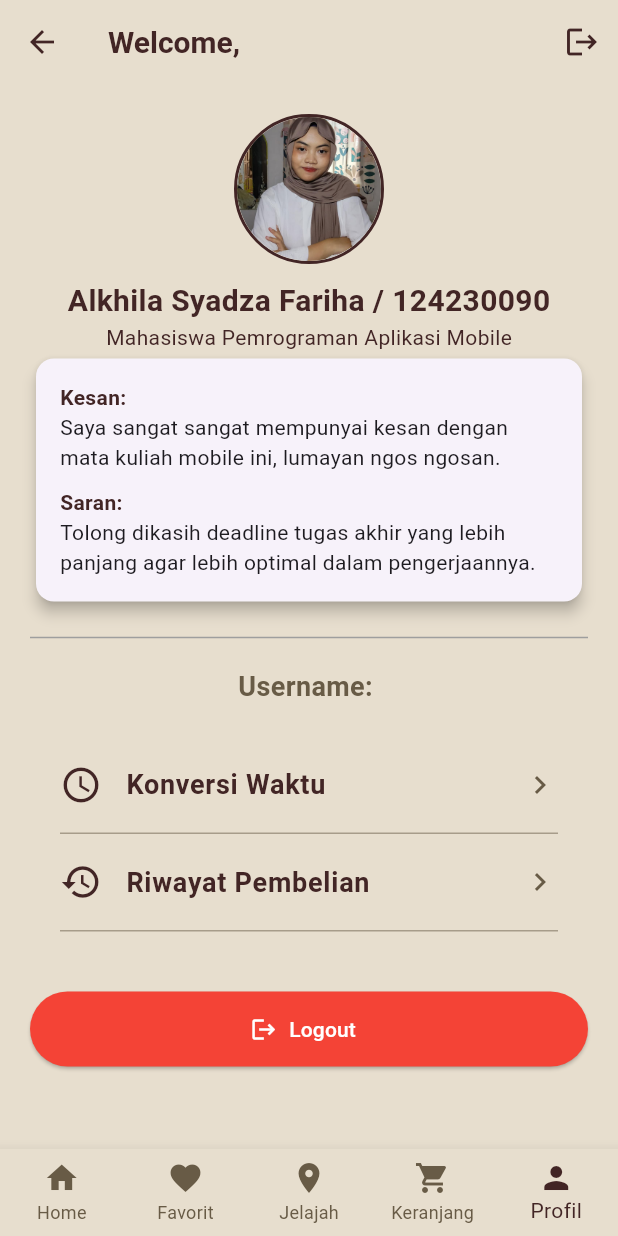
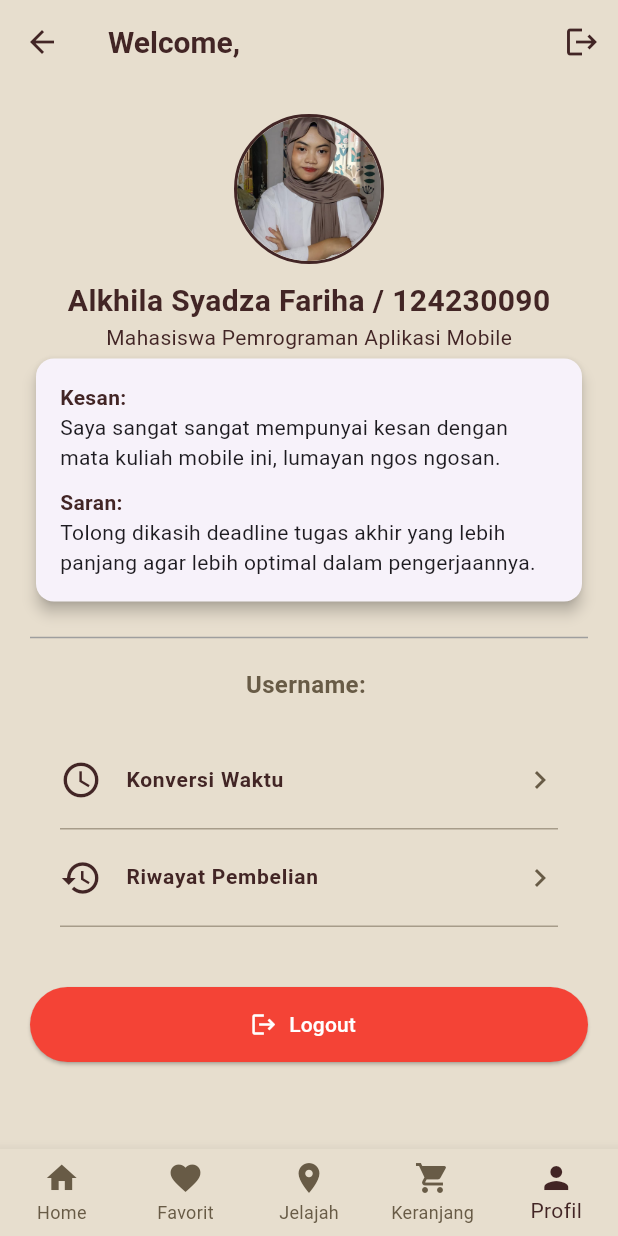
Before and after one commit to alkhila/PA_restoran, a Flutter app: the HomePage screen opened by its route, item 5 of the bottom bar chosen, on a phone screen of 412 x 824 dp. Run offline on Flutter 3.47's test engine with Material 3 defaults, Android fonts, the phone set to English and light mode, and no system bars; our stand-ins replace flutter_local_notifications, flutter_map, geolocator, hive, hive_flutter, latlong2 and 1 more; accounts and stored records are empty; network calls fail.

Commit message:
benerin tampilan profil

```diff
--- a/lib/pages/home_page.dart
+++ b/lib/pages/home_page.dart
@@ -517,7 +517,7 @@
           title: Text(
             title,
             style: TextStyle(
-              fontSize: 18,
+              fontSize: 14,
               color: darkPrimaryColor,
               fontWeight: FontWeight.w700,
             ),
@@ -625,7 +625,7 @@
                   Text(
                     'Username: $_userName',
                     style: TextStyle(
-                      fontSize: 18,
+                      fontSize: 16,
                       color: secondaryAccentColor,
                       fontWeight: FontWeight.w600,
                     ),
```
